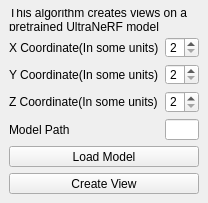
Qt form UltraNerfInferenceController.ui (KadirKaan/UltraNerfPlugin) before a commit.
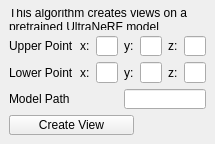
The same form after that commit.

Commit message: update controller for algorithm

Diff of the .ui file:
```diff
--- a/UltraNerfInferenceController.ui
+++ b/UltraNerfInferenceController.ui
@@ -26,68 +26,91 @@
             <property name="bottomMargin">
                 <number>9</number>
             </property>
-            <item row="1" column="1">
-                <widget class="QSpinBox" name="xCoordinate">
-                    <property name="minimum">
-                        <number>2</number>
-                    </property>
-                    <property name="maximum">
-                        <number>4</number>
-                    </property>
-                    <property name="singleStep">
-                        <number>2</number>
-                    </property>
-                </widget>
-            </item>
             <item row="1" column="0">
                 <widget class="QLabel" name="labelX">
                     <property name="text">
-                        <string>X Coordinate(In some units)</string>
-                    </property>
-                </widget>
-            </item>
-            <item row="2" column="1">
-                <widget class="QSpinBox" name="yCoordinate">
-                    <property name="minimum">
-                        <number>2</number>
-                    </property>
-                    <property name="maximum">
-                        <number>4</number>
-                    </property>
-                    <property name="singleStep">
-                        <number>2</number>
+                        <string>Upper Point</string>
                     </property>
                 </widget>
             </item>
             <item row="2" column="0">
                 <widget class="QLabel" name="labelY">
                     <property name="text">
-                        <string>Y Coordinate(In some units)</string>
+                        <string>Lower Point</string>
                     </property>
                 </widget>
             </item>
-            <item row="3" column="1">
-                <widget class="QSpinBox" name="zCoordinate">
-                    <property name="minimum">
-                        <number>2</number>
+            <item row="1" column="1">
+                <widget class="QLabel" name="labelXTop">
+                    <property name="text">
+                        <string>x:</string>
                     </property>
-                    <property name="maximum">
-                        <number>4</number>
+                </widget>
+            </item>
+            <item row="1" column="3">
+                <widget class="QLabel" name="labelYTop">
+                    <property name="text">
+                        <string>y:</string>
                     </property>
-                    <property name="singleStep">
-                        <number>2</number>
+                </widget>
+            </item>
+            <item row="1" column="5">
+                <widget class="QLabel" name="labelZTop">
+                    <property name="text">
+                        <string>z:</string>
                     </property>
                 </widget>
             </item>
-            <item row="3" column="0">
-                <widget class="QLabel" name="labelZ">
+
+            <item row="2" column="1">
+                <widget class="QLabel" name="labelXBot">
                     <property name="text">
-                        <string>Z Coordinate(In some units)</string>
+                        <string>x:</string>
                     </property>
                 </widget>
             </item>
+            <item row="2" column="3">
+                <widget class="QLabel" name="labelYBot">
+                    <property name="text">
+                        <string>y:</string>
+                    </property>
+                </widget>
+            </item>
+            <item row="2" column="5">
+                <widget class="QLabel" name="labelZBot">
+                    <property name="text">
+                        <string>z:</string>
+                    </property>
+                </widget>
+            </item>
 
-            <item row="4" column="0">
+            <item row="1" column="2">
+                <widget class="QLineEdit" name="xCoorTop">
+                </widget>
+            </item>
+            <item row="1" column="4">
+                <widget class="QLineEdit" name="yCoorTop">
+                </widget>
+            </item>
+            <item row="1" column="6">
+                <widget class="QLineEdit" name="zCoorTop">
+                </widget>
+            </item>
+
+            <item row="2" column="2">
+                <widget class="QLineEdit" name="xCoorBot">
+                </widget>
+            </item>
+            <item row="2" column="4">
+                <widget class="QLineEdit" name="yCoorBot">
+                </widget>
+            </item>
+            <item row="2" column="6">
+                <widget class="QLineEdit" name="zCoorBot">
+                </widget>
+            </item>
+
+            <item row="3" column="0" colspan="3">
                 <widget class="QLabel" name="label">
                     <property name="text">
                         <string>Model Path</string>
@@ -95,12 +118,12 @@
                 </widget>
             </item>
 
-            <item row="4" column="1">
+            <item row="3" column="3" colspan="4">
                 <widget class="QLineEdit" name="modelPath">
                 </widget>
             </item>
 
-            <item row="5" column="0" colspan="2">
+            <item row="4" column="0" colspan="3">
                 <widget class="QPushButton" name="pushButtonLoadModel">
                     <property name="text">
                         <string>Load Model</string>
@@ -108,14 +131,14 @@
                 </widget>
             </item>
 
-            <item row="6" column="0" colspan="2">
+            <item row="4" column="0" colspan="4">
                 <widget class="QPushButton" name="pushButtonRunModel">
                     <property name="text">
                         <string>Create View</string>
                     </property>
                 </widget>
             </item>
-            <item row="0" column="0" colspan="2">
+            <item row="0" column="0" colspan="7">
                 <widget class="QLabel" name="label_2">
                     <property name="text">
                         <string>This algorithm creates views on a pretrained UltraNeRF model</string>
```
Left out of the diff: 4 changed lines with no effect on the pictures. The commit also changes 10 other files.
